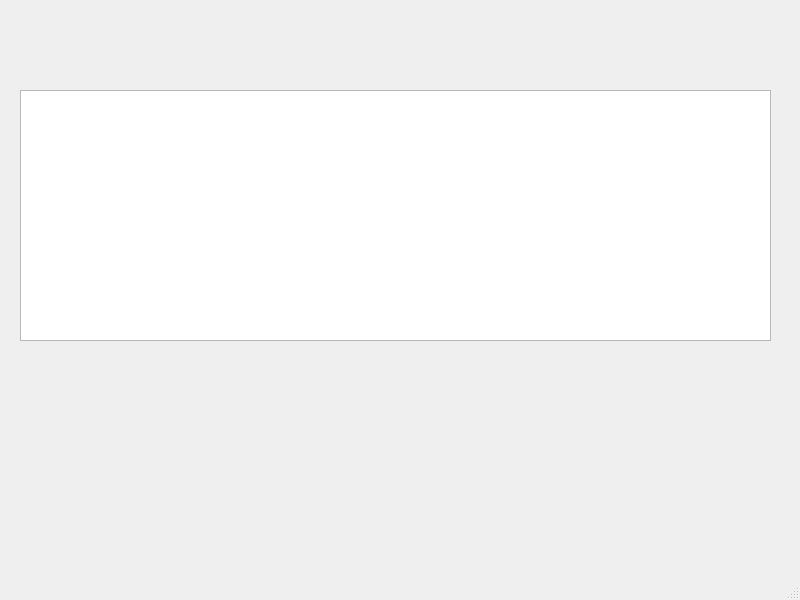
Above: booking.ui from Prabin-63/EMS before the change. Below: the same form after it.
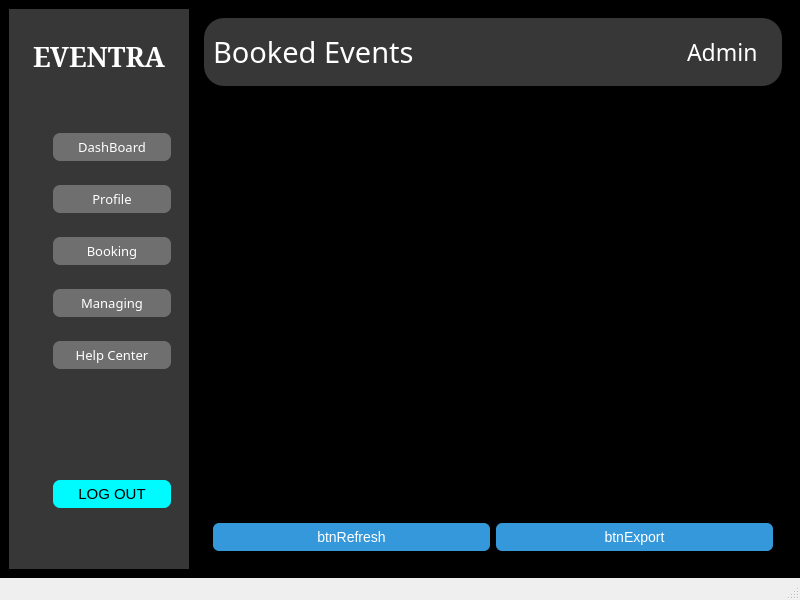
That is the form after the change. Icons and pictures are not drawn.

Patch:
```diff
--- a/booking.ui
+++ b/booking.ui
@@ -14,16 +14,760 @@
    <string>Booking</string>
   </property>
   <widget class="QWidget" name="centralwidget">
-   <widget class="QTableView" name="tableView">
-    <property name="geometry">
-     <rect>
-      <x>20</x>
-      <y>90</y>
-      <width>751</width>
-      <height>251</height>
-     </rect>
-    </property>
-   </widget>
+   <property name="styleSheet">
+    <string notr="true">background-color: rgb(0, 0, 0);</string>
+   </property>
+   <layout class="QHBoxLayout" name="horizontalLayout_2">
+    <item>
+     <layout class="QHBoxLayout" name="horizontalLayout">
+      <item>
+       <widget class="QWidget" name="widget_2" native="true">
+        <property name="sizePolicy">
+         <sizepolicy hsizetype="Fixed" vsizetype="Preferred">
+          <horstretch>0</horstretch>
+          <verstretch>0</verstretch>
+         </sizepolicy>
+        </property>
+        <property name="minimumSize">
+         <size>
+          <width>180</width>
+          <height>0</height>
+         </size>
+        </property>
+        <property name="styleSheet">
+         <string notr="true">background-color:rgb(55,55,55);
+</string>
+        </property>
+        <layout class="QVBoxLayout" name="verticalLayout_2">
+         <item>
+          <layout class="QVBoxLayout" name="verticalLayout">
+           <item>
+            <widget class="QLabel" name="label">
+             <property name="font">
+              <font>
+               <family>SimSun</family>
+               <pointsize>20</pointsize>
+               <bold>true</bold>
+              </font>
+             </property>
+             <property name="styleSheet">
+              <string notr="true">QLabel{
+padding-top:20px;
+color:white;
+}</string>
+             </property>
+             <property name="text">
+              <string>EVENTRA</string>
+             </property>
+             <property name="alignment">
+              <set>Qt::AlignmentFlag::AlignCenter</set>
+             </property>
+            </widget>
+           </item>
+           <item>
+            <spacer name="verticalSpacer_4">
+             <property name="orientation">
+              <enum>Qt::Orientation::Vertical</enum>
+             </property>
+             <property name="sizeHint" stdset="0">
+              <size>
+               <width>20</width>
+               <height>40</height>
+              </size>
+             </property>
+            </spacer>
+           </item>
+           <item>
+            <widget class="QWidget" name="widget_4" native="true">
+             <property name="sizePolicy">
+              <sizepolicy hsizetype="Preferred" vsizetype="Fixed">
+               <horstretch>0</horstretch>
+               <verstretch>0</verstretch>
+              </sizepolicy>
+             </property>
+             <property name="minimumSize">
+              <size>
+               <width>0</width>
+               <height>40</height>
+              </size>
+             </property>
+             <layout class="QHBoxLayout" name="horizontalLayout_4">
+              <item>
+               <layout class="QHBoxLayout" name="horizontalLayout_3">
+                <item>
+                 <widget class="QLabel" name="label_2">
+                  <property name="sizePolicy">
+                   <sizepolicy hsizetype="Fixed" vsizetype="Fixed">
+                    <horstretch>0</horstretch>
+                    <verstretch>0</verstretch>
+                   </sizepolicy>
+                  </property>
+                  <property name="minimumSize">
+                   <size>
+                    <width>20</width>
+                    <height>20</height>
+                   </size>
+                  </property>
+                  <property name="maximumSize">
+                   <size>
+                    <width>20</width>
+                    <height>20</height>
+                   </size>
+                  </property>
+                  <property name="text">
+                   <string/>
+                  </property>
+                  <property name="pixmap">
+                   <pixmap resource="resources.qrc">:/resources/icons8-dashboard-50.png</pixmap>
+                  </property>
+                  <property name="scaledContents">
+                   <bool>true</bool>
+                  </property>
+                 </widget>
+                </item>
+                <item>
+                 <widget class="QPushButton" name="dashboard_2">
+                  <property name="font">
+                   <font>
+                    <family>Segoe Fluent Icons</family>
+                    <pointsize>10</pointsize>
+                   </font>
+                  </property>
+                  <property name="styleSheet">
+                   <string notr="true">QPushButton{
+color:white;
+	background-color: rgb(111, 111, 111);
+padding:5px;
+border:none;
+border-radius:7px;
+}
+QPushButton:hover{
+	background-color: rgb(188, 0, 188);
+}</string>
+                  </property>
+                  <property name="text">
+                   <string>DashBoard</string>
+                  </property>
+                 </widget>
+                </item>
+               </layout>
+              </item>
+             </layout>
+            </widget>
+           </item>
+           <item>
+            <widget class="QWidget" name="widget_3" native="true">
+             <property name="sizePolicy">
+              <sizepolicy hsizetype="Preferred" vsizetype="Fixed">
+               <horstretch>0</horstretch>
+               <verstretch>0</verstretch>
+              </sizepolicy>
+             </property>
+             <property name="minimumSize">
+              <size>
+               <width>0</width>
+               <height>40</height>
+              </size>
+             </property>
+             <layout class="QHBoxLayout" name="horizontalLayout_6">
+              <item>
+               <layout class="QHBoxLayout" name="horizontalLayout_5">
+                <item>
+                 <widget class="QLabel" name="label_3">
+                  <property name="sizePolicy">
+                   <sizepolicy hsizetype="Fixed" vsizetype="Fixed">
+                    <horstretch>0</horstretch>
+                    <verstretch>0</verstretch>
+                   </sizepolicy>
+                  </property>
+                  <property name="minimumSize">
+                   <size>
+                    <width>20</width>
+                    <height>20</height>
+                   </size>
+                  </property>
+                  <property name="maximumSize">
+                   <size>
+                    <width>20</width>
+                    <height>20</height>
+                   </size>
+                  </property>
+                  <property name="text">
+                   <string/>
+                  </property>
+                  <property name="pixmap">
+                   <pixmap resource="resources.qrc">:/resources/icons8-profile-48.png</pixmap>
+                  </property>
+                  <property name="scaledContents">
+                   <bool>true</bool>
+                  </property>
+                 </widget>
+                </item>
+                <item>
+                 <widget class="QPushButton" name="Profile">
+                  <property name="font">
+                   <font>
+                    <family>Segoe Fluent Icons</family>
+                    <pointsize>10</pointsize>
+                   </font>
+                  </property>
+                  <property name="styleSheet">
+                   <string notr="true">QPushButton{
+color:white;
+	background-color: rgb(111, 111, 111);
+padding:5px;
+border:none;
+border-radius:7px;
+}
+QPushButton:hover{
+	background-color: rgb(188, 0, 188);
+}</string>
+                  </property>
+                  <property name="text">
+                   <string>Profile</string>
+                  </property>
+                 </widget>
+                </item>
+               </layout>
+              </item>
+             </layout>
+            </widget>
+           </item>
+           <item>
+            <widget class="QWidget" name="widget_9" native="true">
+             <property name="sizePolicy">
+              <sizepolicy hsizetype="Preferred" vsizetype="Fixed">
+               <horstretch>0</horstretch>
+               <verstretch>40</verstretch>
+              </sizepolicy>
+             </property>
+             <layout class="QHBoxLayout" name="horizontalLayout_8">
+              <item>
+               <layout class="QHBoxLayout" name="horizontalLayout_7">
+                <item>
+                 <widget class="QLabel" name="label_4">
+                  <property name="sizePolicy">
+                   <sizepolicy hsizetype="Fixed" vsizetype="Fixed">
+                    <horstretch>0</horstretch>
+                    <verstretch>0</verstretch>
+                   </sizepolicy>
+                  </property>
+                  <property name="minimumSize">
+                   <size>
+                    <width>20</width>
+                    <height>20</height>
+                   </size>
+                  </property>
+                  <property name="maximumSize">
+                   <size>
+                    <width>20</width>
+                    <height>20</height>
+                   </size>
+                  </property>
+                  <property name="text">
+                   <string/>
+                  </property>
+                  <property name="pixmap">
+                   <pixmap resource="resources.qrc">:/resources/icons8-booking-48.png</pixmap>
+                  </property>
+                  <property name="scaledContents">
+                   <bool>true</bool>
+                  </property>
+                 </widget>
+                </item>
+                <item>
+                 <widget class="QPushButton" name="Booking_2">
+                  <property name="font">
+                   <font>
+                    <family>Segoe Fluent Icons</family>
+                    <pointsize>10</pointsize>
+                   </font>
+                  </property>
+                  <property name="styleSheet">
+                   <string notr="true">QPushButton{
+color:white;
+	background-color: rgb(111, 111, 111);
+padding:5px;
+border:none;
+border-radius:7px;
+}
+QPushButton:hover{
+	background-color: rgb(188, 0, 188);
+}</string>
+                  </property>
+                  <property name="text">
+                   <string>Booking</string>
+                  </property>
+                 </widget>
+                </item>
+               </layout>
+              </item>
+             </layout>
+            </widget>
+           </item>
+           <item>
+            <widget class="QWidget" name="widget_5" native="true">
+             <property name="sizePolicy">
+              <sizepolicy hsizetype="Preferred" vsizetype="Fixed">
+               <horstretch>0</horstretch>
+               <verstretch>0</verstretch>
+              </sizepolicy>
+             </property>
+             <property name="minimumSize">
+              <size>
+               <width>0</width>
+               <height>40</height>
+              </size>
+             </property>
+             <layout class="QHBoxLayout" name="horizontalLayout_10">
+              <item>
+               <layout class="QHBoxLayout" name="horizontalLayout_9">
+                <item>
+                 <widget class="QLabel" name="label_5">
+                  <property name="sizePolicy">
+                   <sizepolicy hsizetype="Fixed" vsizetype="Fixed">
+                    <horstretch>0</horstretch>
+                    <verstretch>0</verstretch>
+                   </sizepolicy>
+                  </property>
+                  <property name="minimumSize">
+                   <size>
+                    <width>20</width>
+                    <height>20</height>
+                   </size>
+                  </property>
+                  <property name="maximumSize">
+                   <size>
+                    <width>20</width>
+                    <height>20</height>
+                   </size>
+                  </property>
+                  <property name="text">
+                   <string/>
+                  </property>
+                  <property name="pixmap">
+                   <pixmap resource="resources.qrc">:/resources/icons8-hierarchy-48.png</pixmap>
+                  </property>
+                  <property name="scaledContents">
+                   <bool>true</bool>
+                  </property>
+                 </widget>
+                </item>
+                <item>
+                 <widget class="QPushButton" name="Managing">
+                  <property name="font">
+                   <font>
+                    <family>Segoe Fluent Icons</family>
+                    <pointsize>10</pointsize>
+                   </font>
+                  </property>
+                  <property name="styleSheet">
+                   <string notr="true">QPushButton{
+color:white;
+	background-color: rgb(111, 111, 111);
+padding:5px;
+border:none;
+border-radius:7px;
+}
+QPushButton:hover{
+	background-color: rgb(188, 0, 188);
+}</string>
+                  </property>
+                  <property name="text">
+                   <string>Managing</string>
+                  </property>
+                 </widget>
+                </item>
+               </layout>
+              </item>
+             </layout>
+            </widget>
+           </item>
+           <item>
+            <widget class="QWidget" name="widget_6" native="true">
+             <property name="sizePolicy">
+              <sizepolicy hsizetype="Preferred" vsizetype="Fixed">
+               <horstretch>0</horstretch>
+               <verstretch>0</verstretch>
+              </sizepolicy>
+             </property>
+             <property name="minimumSize">
+              <size>
+               <width>0</width>
+               <height>40</height>
+              </size>
+             </property>
+             <layout class="QHBoxLayout" name="horizontalLayout_12">
+              <item>
+               <layout class="QHBoxLayout" name="horizontalLayout_11">
+                <item>
+                 <widget class="QLabel" name="label_6">
+                  <property name="sizePolicy">
+                   <sizepolicy hsizetype="Fixed" vsizetype="Fixed">
+                    <horstretch>0</horstretch>
+                    <verstretch>0</verstretch>
+                   </sizepolicy>
+                  </property>
+                  <property name="minimumSize">
+                   <size>
+                    <width>20</width>
+                    <height>20</height>
+                   </size>
+                  </property>
+                  <property name="maximumSize">
+                   <size>
+                    <width>20</width>
+                    <height>20</height>
+                   </size>
+                  </property>
+                  <property name="text">
+                   <string/>
+                  </property>
+                  <property name="pixmap">
+                   <pixmap resource="resources.qrc">:/resources/icons8-help-center-48.png</pixmap>
+                  </property>
+                  <property name="scaledContents">
+                   <bool>true</bool>
+                  </property>
+                 </widget>
+                </item>
+                <item>
+                 <widget class="QPushButton" name="Help_Center">
+                  <property name="font">
+                   <font>
+                    <family>Segoe Fluent Icons</family>
+                    <pointsize>10</pointsize>
+                   </font>
+                  </property>
+                  <property name="styleSheet">
+                   <string notr="true">QPushButton{
+color:white;
+	background-color: rgb(111, 111, 111);
+padding:5px;
+border:none;
+border-radius:7px;
+}
+QPushButton:hover{
+	background-color: rgb(188, 0, 188);
+}</string>
+                  </property>
+                  <property name="text">
+                   <string>Help Center</string>
+                  </property>
+                 </widget>
+                </item>
+               </layout>
+              </item>
+             </layout>
+            </widget>
+           </item>
+           <item>
+            <spacer name="verticalSpacer">
+             <property name="orientation">
+              <enum>Qt::Orientation::Vertical</enum>
+             </property>
+             <property name="sizeHint" stdset="0">
+              <size>
+               <width>0</width>
+               <height>0</height>
+              </size>
+             </property>
+            </spacer>
+           </item>
+           <item>
+            <spacer name="verticalSpacer_2">
+             <property name="orientation">
+              <enum>Qt::Orientation::Vertical</enum>
+             </property>
+             <property name="sizeHint" stdset="0">
+              <size>
+               <width>20</width>
+               <height>40</height>
+              </size>
+             </property>
+            </spacer>
+           </item>
+           <item>
+            <widget class="QWidget" name="widget_7" native="true">
+             <property name="sizePolicy">
+              <sizepolicy hsizetype="Preferred" vsizetype="Fixed">
+               <horstretch>0</horstretch>
+               <verstretch>0</verstretch>
+              </sizepolicy>
+             </property>
+             <property name="minimumSize">
+              <size>
+               <width>0</width>
+               <height>40</height>
+              </size>
+             </property>
+             <layout class="QHBoxLayout" name="horizontalLayout_14">
+              <item>
+               <layout class="QHBoxLayout" name="horizontalLayout_13">
+                <item>
+                 <widget class="QLabel" name="label_7">
+                  <property name="minimumSize">
+                   <size>
+                    <width>20</width>
+                    <height>20</height>
+                   </size>
+                  </property>
+                  <property name="maximumSize">
+                   <size>
+                    <width>20</width>
+                    <height>20</height>
+                   </size>
+                  </property>
+                  <property name="text">
+                   <string/>
+                  </property>
+                  <property name="pixmap">
+                   <pixmap resource="resources.qrc">:/resources/icons8-log-out-48.png</pixmap>
+                  </property>
+                  <property name="scaledContents">
+                   <bool>true</bool>
+                  </property>
+                 </widget>
+                </item>
+                <item>
+                 <widget class="QPushButton" name="Logout">
+                  <property name="font">
+                   <font>
+                    <pointsize>11</pointsize>
+                    <bold>false</bold>
+                   </font>
+                  </property>
+                  <property name="styleSheet">
+                   <string notr="true">QPushButton{
+color:black;
+	
+	background-color: rgb(0, 251, 255);
+padding:5px;
+border:none;
+border-radius:7px;
+}
+QPushButton:hover{
+	background-color: rgb(188, 0, 188);
+color:white;
+}</string>
+                  </property>
+                  <property name="text">
+                   <string>LOG OUT</string>
+                  </property>
+                 </widget>
+                </item>
+               </layout>
+              </item>
+             </layout>
+            </widget>
+           </item>
+           <item>
+            <spacer name="verticalSpacer_3">
+             <property name="orientation">
+              <enum>Qt::Orientation::Vertical</enum>
+             </property>
+             <property name="sizeHint" stdset="0">
+              <size>
+               <width>20</width>
+               <height>40</height>
+              </size>
+             </property>
+            </spacer>
+           </item>
+          </layout>
+         </item>
+        </layout>
+       </widget>
+      </item>
+      <item>
+       <widget class="QWidget" name="widget" native="true">
+        <layout class="QVBoxLayout" name="verticalLayout_3">
+         <item>
+          <layout class="QHBoxLayout" name="horizontalLayout_15">
+           <item>
+            <widget class="QWidget" name="widget_10" native="true">
+             <property name="sizePolicy">
+              <sizepolicy hsizetype="Preferred" vsizetype="Fixed">
+               <horstretch>0</horstretch>
+               <verstretch>0</verstretch>
+              </sizepolicy>
+             </property>
+             <property name="minimumSize">
+              <size>
+               <width>0</width>
+               <height>60</height>
+              </size>
+             </property>
+             <property name="styleSheet">
+              <string notr="true">background-color:rgb(55,55,55);
+border-radius:20px;</string>
+             </property>
+             <layout class="QHBoxLayout" name="horizontalLayout_17">
+              <item>
+               <layout class="QHBoxLayout" name="horizontalLayout_16">
+                <item>
+                 <widget class="QLabel" name="label_8">
+                  <property name="font">
+                   <font>
+                    <family>Sitka</family>
+                    <pointsize>22</pointsize>
+                   </font>
+                  </property>
+                  <property name="styleSheet">
+                   <string notr="true">color:white;</string>
+                  </property>
+                  <property name="text">
+                   <string>Booked Events</string>
+                  </property>
+                 </widget>
+                </item>
+                <item>
+                 <widget class="QWidget" name="widget_8" native="true">
+                  <property name="sizePolicy">
+                   <sizepolicy hsizetype="Fixed" vsizetype="Preferred">
+                    <horstretch>0</horstretch>
+                    <verstretch>0</verstretch>
+                   </sizepolicy>
+                  </property>
+                  <property name="minimumSize">
+                   <size>
+                    <width>138</width>
+                    <height>0</height>
+                   </size>
+                  </property>
+                  <property name="font">
+                   <font>
+                    <pointsize>19</pointsize>
+                   </font>
+                  </property>
+                  <layout class="QHBoxLayout" name="horizontalLayout_21">
+                   <item>
+                    <layout class="QHBoxLayout" name="horizontalLayout_20">
+                     <item>
+                      <widget class="QLabel" name="label_10">
+                       <property name="sizePolicy">
+                        <sizepolicy hsizetype="Preferred" vsizetype="Preferred">
+                         <horstretch>0</horstretch>
+                         <verstretch>0</verstretch>
+                        </sizepolicy>
+                       </property>
+                       <property name="minimumSize">
+                        <size>
+                         <width>30</width>
+                         <height>30</height>
+                        </size>
+                       </property>
+                       <property name="maximumSize">
+                        <size>
+                         <width>30</width>
+                         <height>16777215</height>
+                        </size>
+                       </property>
+                       <property name="text">
+                        <string/>
+                       </property>
+                      </widget>
+                     </item>
+                     <item>
+                      <widget class="QLabel" name="label_9">
+                       <property name="font">
+                        <font>
+                         <family>Sitka</family>
+                         <pointsize>17</pointsize>
+                        </font>
+                       </property>
+                       <property name="styleSheet">
+                        <string notr="true">color:white;
+padding-left:10px;</string>
+                       </property>
+                       <property name="text">
+                        <string>Admin</string>
+                       </property>
+                      </widget>
+                     </item>
+                    </layout>
+                   </item>
+                  </layout>
+                 </widget>
+                </item>
+               </layout>
+              </item>
+             </layout>
+            </widget>
+           </item>
+          </layout>
+         </item>
+         <item>
+          <widget class="QTableView" name="tableView"/>
+         </item>
+         <item>
+          <widget class="QWidget" name="widget_11" native="true">
+           <property name="sizePolicy">
+            <sizepolicy hsizetype="Preferred" vsizetype="Fixed">
+             <horstretch>0</horstretch>
+             <verstretch>0</verstretch>
+            </sizepolicy>
+           </property>
+           <property name="minimumSize">
+            <size>
+             <width>0</width>
+             <height>40</height>
+            </size>
+           </property>
+           <layout class="QHBoxLayout" name="horizontalLayout_19">
+            <item>
+             <layout class="QHBoxLayout" name="horizontalLayout_18">
+              <item>
+               <widget class="QPushButton" name="btnRefresh">
+                <property name="styleSheet">
+                 <string notr="true">QPushButton {
+    background-color: #3498db;
+    color: white;
+    font-size: 14px;
+    padding: 6px 12px;
+    border-radius: 6px;
+}
+QPushButton:hover {
+    background-color: #2980b9;
+}
+</string>
+                </property>
+                <property name="text">
+                 <string>btnRefresh</string>
+                </property>
+               </widget>
+              </item>
+              <item>
+               <widget class="QPushButton" name="btnExport">
+                <property name="styleSheet">
+                 <string notr="true">QPushButton {
+    background-color: #3498db;
+    color: white;
+    font-size: 14px;
+    padding: 6px 12px;
+    border-radius: 6px;
+}
+QPushButton:hover {
+    background-color: #2980b9;
+}
+</string>
+                </property>
+                <property name="text">
+                 <string>btnExport</string>
+                </property>
+               </widget>
+              </item>
+             </layout>
+            </item>
+           </layout>
+          </widget>
+         </item>
+        </layout>
+       </widget>
+      </item>
+     </layout>
+    </item>
+   </layout>
   </widget>
   <widget class="QMenuBar" name="menubar">
    <property name="geometry">
```
Left out of the diff: 6 changed lines with no effect on the pictures.
